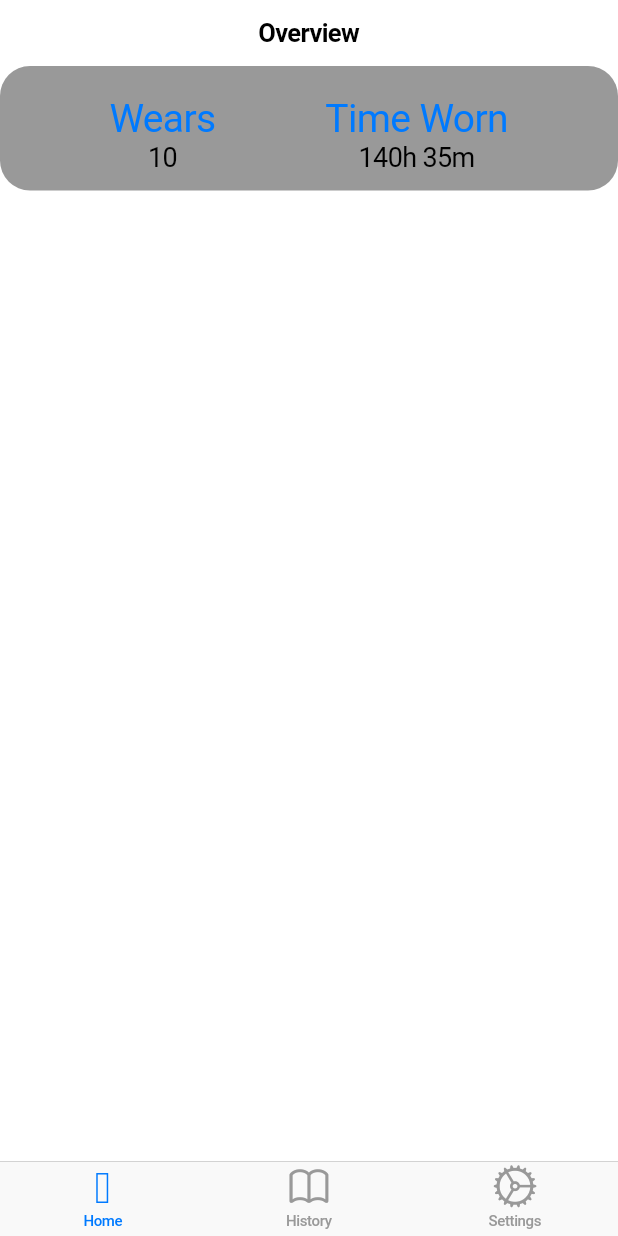
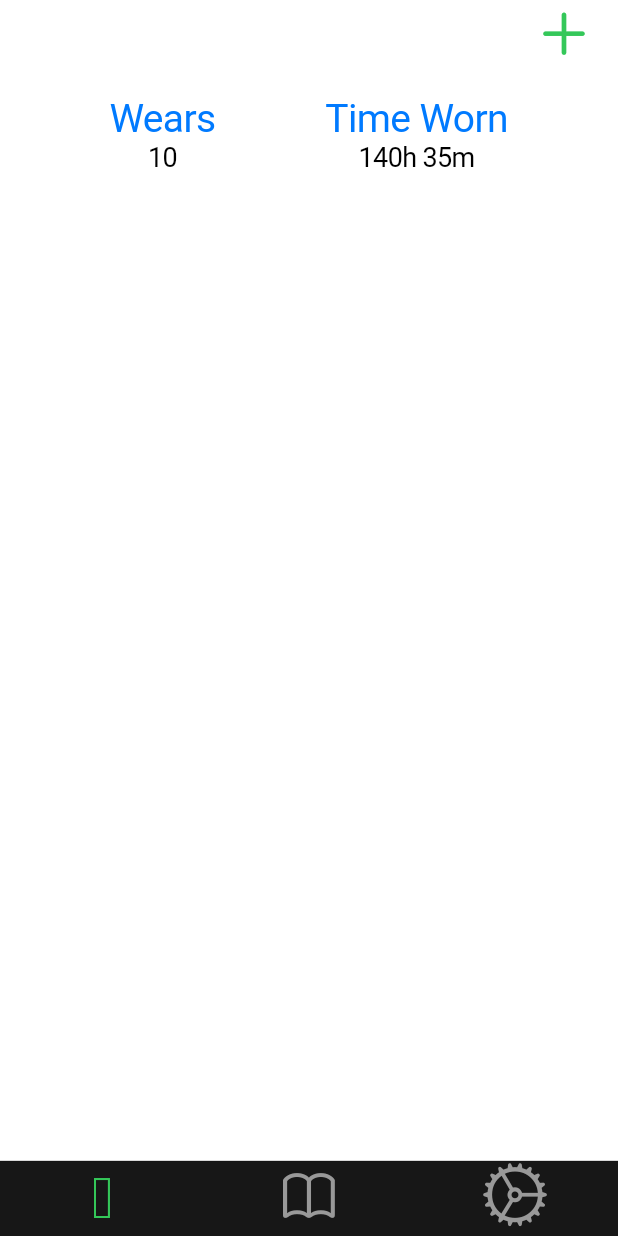
Before and after one commit to shaunsewell/lens-tracker, a Flutter app: the screen it shows after launch, on a phone screen of 412 x 824 dp. Run offline on Flutter 3.47's test engine with Material 2 defaults, Android fonts, the phone set to English and light mode, and no system bars.

Commit message:
Updated nav bar to include a + button

```diff
--- a/lib/screens/history.dart
+++ b/lib/screens/history.dart
@@ -1,4 +1,5 @@
 import 'package:flutter/cupertino.dart';
+import 'package:lens_tracker/widgets/navigation.dart';
 
 class HistoryScreen extends StatelessWidget {
 
@@ -7,16 +8,8 @@ class HistoryScreen extends StatelessWidget {
     return CupertinoTabView(
       builder: (context){
         return CupertinoPageScaffold(
-            navigationBar: CupertinoNavigationBar(
-              middle: Text("History"),
-            ),
-            child: ListView(
-              children: [
-                Text("This is the history"),
-                //Ads
-                //Count/time/graph row items
-              ],
-            )
+          navigationBar: customNavigationBar(),
+          child: Text("History"),
         );
       },
     );
--- a/lib/screens/overview.dart
+++ b/lib/screens/overview.dart
@@ -1,5 +1,6 @@
 
 import 'package:flutter/cupertino.dart';
+import 'package:lens_tracker/widgets/navigation.dart';
 
 class OverviewScreen extends StatelessWidget {
 
@@ -8,10 +9,8 @@ class OverviewScreen extends StatelessWidget {
     return CupertinoTabView(
       builder: (context){
         return CupertinoPageScaffold(
-          navigationBar: CupertinoNavigationBar(
-            middle: Text("Overview"),
-          ),
-          child: ListView(
+          navigationBar: customNavigationBar(),
+          child: Column(
             children: [
               //Ads
               //Count/Total Time row
@@ -54,12 +53,8 @@ class OverviewScreen extends StatelessWidget {
   static Color color = CupertinoColors.activeBlue;
   static IconData calendarIcon = IconData(0xF3F3, fontFamily: CupertinoIcons.iconFont, fontPackage: CupertinoIcons.iconFontPackage,);
 
-  Widget buttonSection = Container(
+  final Widget buttonSection = Container(
     padding: const EdgeInsets.only(top:12.0, bottom: 12.0),
-    decoration: BoxDecoration(
-        color: CupertinoColors.inactiveGray,
-        borderRadius: BorderRadius.circular(20.0)
-    ),
     child: Row(
       mainAxisAlignment: MainAxisAlignment.spaceEvenly,
       children: [
--- a/lib/screens/settings.dart
+++ b/lib/screens/settings.dart
@@ -1,4 +1,5 @@
 import 'package:flutter/cupertino.dart';
+import 'package:lens_tracker/widgets/navigation.dart';
 
 class SettingsScreen extends StatelessWidget {
 
@@ -7,15 +8,8 @@ class SettingsScreen extends StatelessWidget {
     return CupertinoTabView(
       builder: (context){
         return CupertinoPageScaffold(
-            navigationBar: CupertinoNavigationBar(
-              middle: Text("Settings"),
-            ),
-            child: ListView(
-              children: [
-                Text("This is the settings"),
-
-              ],
-            )
+          navigationBar: customNavigationBar(),
+          child: Text("Settings"),
         );
       },
     );
--- a/lib/tab_controller.dart
+++ b/lib/tab_controller.dart
@@ -8,26 +8,27 @@ class HomeScreen extends StatelessWidget {
   @override
   Widget build(BuildContext context) {
     return CupertinoTabScaffold(
-      tabBar: CupertinoTabBar(items: [
+      tabBar: CupertinoTabBar(
+        backgroundColor: CupertinoColors.darkBackgroundGray,
+        items: [
         BottomNavigationBarItem(
           icon: Icon(
               IconData(0xF3F3,      // Calender //TODO Make into an icon const
                 fontFamily: CupertinoIcons.iconFont,
                 fontPackage: CupertinoIcons.iconFontPackage,
-              )
+              ), size: 40,
           ),
-          title: Text('Home'),
         ),
         BottomNavigationBarItem(
-          icon: Icon(CupertinoIcons.book),
-          title: Text('History'),
+          icon: Icon(CupertinoIcons.book, size: 40,),
         ),
         BottomNavigationBarItem(
-          icon: Icon(CupertinoIcons.settings),
-          title: Text('Settings'),
+          icon: Icon(CupertinoIcons.settings,  size: 45,),
 
         ),
-      ]),
+      ],
+        activeColor: CupertinoColors.activeGreen,
+      ),
       tabBuilder: (context, index) {
         if (index == 0) {
           return OverviewScreen();
--- /dev/null
+++ b/lib/widgets/navigation.dart
@@ -0,0 +1,11 @@
+import 'package:flutter/cupertino.dart';
+
+
+CupertinoNavigationBar customNavigationBar(){
+  return CupertinoNavigationBar(
+    automaticallyImplyMiddle: false,
+    //leading: Icon(CupertinoIcons.settings, size: 40, color: CupertinoColors.activeGreen,),
+    trailing: Icon(CupertinoIcons.add, size: 40, color: CupertinoColors.activeGreen,),
+    backgroundColor: CupertinoColors.darkBackgroundGray,
+  );
+}
```
